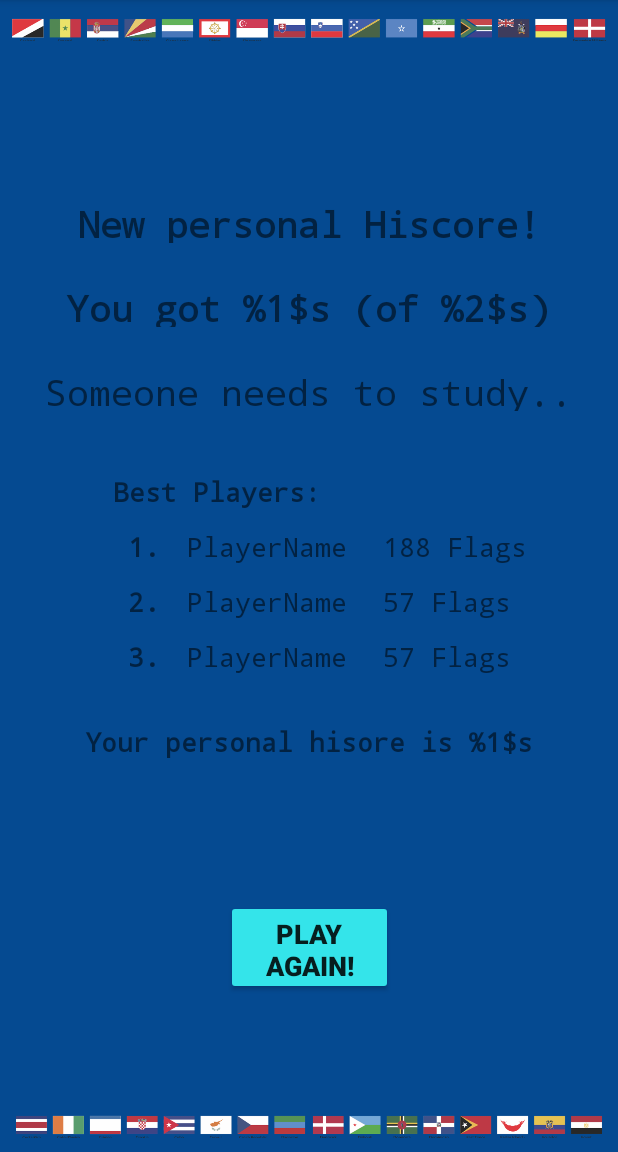
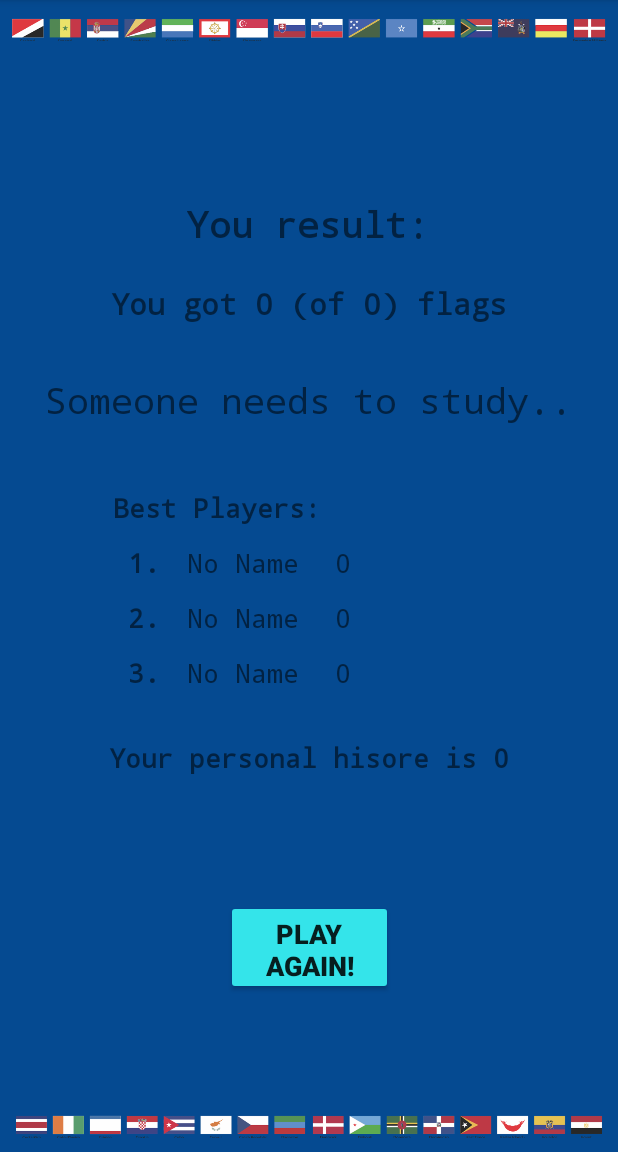
Before and after one commit to MarekRepinski/FlagQuiz, an Android app: the fragment FragmentEndGame placed in its activity, on a phone screen of 412 x 824 dp, the part 84-1236 px from its top. Run offline under Robolectric (Android 15) with nearby library versions, the phone set to English and light mode, and no system bars.

Commit message:
Design fixes on end game fragment and language strings

```diff
--- a/app/src/main/java/se/ctescape/flagquiz/FragmentEndGame.kt
+++ b/app/src/main/java/se/ctescape/flagquiz/FragmentEndGame.kt
@@ -1,18 +1,19 @@
 package se.ctescape.flagquiz
 
 import android.content.Context
+import android.content.SharedPreferences
 import android.os.Bundle
+import android.util.Log
 import androidx.fragment.app.Fragment
 import android.view.LayoutInflater
 import android.view.View
 import android.view.ViewGroup
 import android.widget.Button
+import android.widget.TextView
 import java.lang.ClassCastException
 
-// TODO: Rename parameter arguments, choose names that match
-// the fragment initialization parameters, e.g. ARG_ITEM_NUMBER
-private const val ARG_PARAM1 = "param1"
-private const val ARG_PARAM2 = "param2"
+private const val ARG_PARAM1 = "points"
+private const val ARG_PARAM2 = "noOfFlags"
 
 /**
  * A simple [Fragment] subclass.
@@ -20,11 +21,14 @@ private const val ARG_PARAM2 = "param2"
  * create an instance of this fragment.
  */
 class FragmentEndGame : Fragment() {
-    // TODO: Rename and change types of parameters
-    private var param1: String? = null
-    private var param2: String? = null
-    private lateinit var listener : onRestartGame
-    lateinit var backButton : Button
+    private var points: Int = 0
+    private var noOfFlags: Int = 0
+    private lateinit var listener: onRestartGame
+    private lateinit var backButton: Button
+    private val namesHi: Array<String> = arrayOf<String>("No Name", "No Name", "No Name")
+    private val pointsHi = arrayOf<Int>(0, 0, 0)
+    private var currentPlayer = ""
+    private lateinit var sharedPref: SharedPreferences
 
     override fun onAttach(context: Context) {
         super.onAttach(context)
@@ -37,9 +41,10 @@ class FragmentEndGame : Fragment() {
     override fun onCreate(savedInstanceState: Bundle?) {
         super.onCreate(savedInstanceState)
         arguments?.let {
-            param1 = it.getString(ARG_PARAM1)
-            param2 = it.getString(ARG_PARAM2)
+            points = it.getInt(ARG_PARAM1)
+            noOfFlags = it.getInt(ARG_PARAM2)
         }
+        sharedPref= activity!!.getSharedPreferences("fqprefs", Context.MODE_PRIVATE)
     }
 
     override fun onCreateView(
@@ -52,31 +57,125 @@ class FragmentEndGame : Fragment() {
         backButton.setOnClickListener {
             listener.onRestartGame()
         }
-
+        fillPage(v)
         return v
     }
 
     companion object {
-        /**
-         * Use this factory method to create a new instance of
-         * this fragment using the provided parameters.
-         *
-         * @param param1 Parameter 1.
-         * @param param2 Parameter 2.
-         * @return A new instance of fragment FragmentEndGame.
-         */
-        // TODO: Rename and change types and number of parameters
         @JvmStatic
-        fun newInstance(param1: String, param2: String) =
+        fun newInstance(param1: Int, param2: Int) =
             FragmentEndGame().apply {
                 arguments = Bundle().apply {
-                    putString(ARG_PARAM1, param1)
-                    putString(ARG_PARAM2, param2)
+                    putInt(ARG_PARAM1, param1)
+                    putInt(ARG_PARAM2, param2)
                 }
             }
     }
 
-    interface onRestartGame{
+    fun fillPage(v: View) {
+        var procentage = 0.0
+
+        getTop3()
+
+        var tv = v.findViewById<TextView>(R.id.tvResultTitle)
+        if (points > pointsHi[0]) {
+            tv.text = activity!!.getString(R.string.yourResulHiscore)
+            with(sharedPref.edit()) {
+                putInt(currentPlayer, points)
+                commit()
+            }
+            Log.d(
+                "AIK!!",
+                "currentPlayer: $currentPlayer - points: $points - sharedPref.getInt(currentPlayer, 0): ${
+                    sharedPref.getInt(
+                        currentPlayer,
+                        0
+                    )
+                }"
+            )
+        } else if (points > sharedPref!!.getInt(currentPlayer, 0)) {
+            tv.text = activity!!.getString(R.string.yourResultPerHiscore)
+            with(sharedPref.edit()) {
+                putInt(currentPlayer, points)
+                commit()
+            }
+        } else {
+            tv.text = activity!!.getString(R.string.yourResultNoHiscore)
+        }
+
+        getTop3()
+
+        tv = v.findViewById<TextView>(R.id.tvResult)
+        tv.text =
+            activity!!.getString(R.string.gotNoOfFlags, points.toString(), noOfFlags.toString())
+
+        tv = v.findViewById<TextView>(R.id.tvVerdict)
+        procentage = points.toDouble() / noOfFlags.toDouble()
+        if (procentage > 0.8)
+            tv.text = activity!!.getString(R.string.verdict1)
+        else if (procentage > 0.4)
+            tv.text = activity!!.getString(R.string.verdict2)
+        else
+            tv.text = activity!!.getString(R.string.verdict3)
+
+        tv = v.findViewById<TextView>(R.id.tvFirstPlaceName)
+        tv.text = namesHi[0]
+        tv = v.findViewById<TextView>(R.id.tvFirstPlacePoints)
+        tv.text = pointsHi[0].toString()
+        tv = v.findViewById<TextView>(R.id.tvSecondPlaceName)
+        tv.text = namesHi[1]
+        tv = v.findViewById<TextView>(R.id.tvSecondPlacePoints)
+        tv.text = pointsHi[1].toString()
+        tv = v.findViewById<TextView>(R.id.tvThirdPlaceName)
+        tv.text = namesHi[2]
+        tv = v.findViewById<TextView>(R.id.tvThirdPlacePoints)
+        tv.text = pointsHi[2].toString()
+
+        tv = v.findViewById<TextView>(R.id.tvPersonalBest)
+        tv.text = activity!!.getString(
+            R.string.personalHiText,
+            sharedPref.getInt(currentPlayer, 0).toString()
+        )
+    }
+
+    fun getTop3() {
+        //Restet arrays
+        for (i in 0..2) {
+            namesHi[i] = "No Name"
+            pointsHi[i] = 0
+        }
+
+        //Get top 3 players
+        sharedPref?.all?.forEach {
+            //access key using it.key & value using it.value
+            Log.d("AIK!! Pref values", "${it.key} : ${it.value}")
+            if (it.key == "qeQ0EqeLastqeQ0Eqe") {
+                currentPlayer = it.value.toString()
+            } else if (it.value as Int > pointsHi[0]) {
+                namesHi[2] = namesHi[1]
+                pointsHi[2] = pointsHi[1]
+                namesHi[1] = namesHi[0]
+                pointsHi[1] = pointsHi[0]
+                namesHi[0] = it.key
+                pointsHi[0] = it.value as Int
+            } else if (it.value as Int > pointsHi[1]) {
+                namesHi[2] = namesHi[1]
+                pointsHi[2] = pointsHi[1]
+                namesHi[1] = it.key
+                pointsHi[1] = it.value as Int
+            } else if (it.value as Int > pointsHi[2]) {
+                namesHi[2] = it.key
+                pointsHi[2] = it.value as Int
+            }
+        }
+
+        for (i in 0..2) {
+            Log.d("AIK!!", namesHi[i])
+            Log.d("AIK!!", pointsHi[i].toString())
+        }
+    }
+
+    interface onRestartGame {
         fun onRestartGame()
     }
 }
--- a/app/src/main/java/se/ctescape/flagquiz/FragmentMainGame.kt
+++ b/app/src/main/java/se/ctescape/flagquiz/FragmentMainGame.kt
@@ -104,7 +104,7 @@ class FragmentMainGame : Fragment() {
 
     fun endGame() {
         Log.d("AIK","Listener - $flagQuizGame.points")
-        listener.onEndOfGame(flagQuizGame.points)
+        listener.onEndOfGame(flagQuizGame.points, flagQuizGame.noOfFlags())
         Toast.makeText(activity, "Game ended", Toast.LENGTH_SHORT).show()
     }
 
@@ -154,6 +154,6 @@ class FragmentMainGame : Fragment() {
     }
 
     interface onEndOfGame{
-        fun onEndOfGame(points : Int)
+        fun onEndOfGame(points : Int, noOfFlags : Int)
     }
 }
--- a/app/src/main/res/layout/fragment_end_game.xml
+++ b/app/src/main/res/layout/fragment_end_game.xml
@@ -10,9 +10,7 @@
         android:id="@+id/tvPersonalBest"
         android:layout_width="wrap_content"
         android:layout_height="wrap_content"
-        android:layout_marginStart="32dp"
         android:layout_marginTop="24dp"
-        android:layout_marginEnd="32dp"
         android:fontFamily="monospace"
         android:padding="4dp"
         android:text="@string/personalHiText"
@@ -37,12 +35,12 @@
 
     <TextView
         android:id="@+id/tvThirdPlaceName"
-        android:layout_width="wrap_content"
+        android:layout_width="0dp"
         android:layout_height="wrap_content"
         android:layout_marginStart="10dp"
         android:fontFamily="monospace"
         android:padding="4dp"
-        android:text="PlayerName"
+        android:text="@string/empty"
         android:textSize="18sp"
         app:layout_constraintBaseline_toBaselineOf="@+id/tvThirdPlaceRank"
         app:layout_constraintStart_toEndOf="@+id/tvThirdPlaceRank" />
@@ -75,13 +73,13 @@
         app:layout_constraintTop_toBottomOf="@+id/tvSecondPlaceRank" />
 
     <TextView
-        android:id="@+id/tvSecondPlace"
-        android:layout_width="wrap_content"
+        android:id="@+id/tvSecondPlaceName"
+        android:layout_width="0dp"
         android:layout_height="wrap_content"
         android:layout_marginStart="10dp"
         android:fontFamily="monospace"
         android:padding="4dp"
-        android:text="PlayerName"
+        android:text="@string/empty"
         android:textSize="18sp"
         app:layout_constraintBaseline_toBaselineOf="@+id/tvSecondPlaceRank"
         app:layout_constraintStart_toEndOf="@+id/tvSecondPlaceRank" />
@@ -95,8 +93,8 @@
         android:padding="4dp"
         android:text="57 Flags"
         android:textSize="18sp"
-        app:layout_constraintBaseline_toBaselineOf="@+id/tvSecondPlace"
-        app:layout_constraintStart_toEndOf="@+id/tvSecondPlace" />
+        app:layout_constraintBaseline_toBaselineOf="@+id/tvSecondPlaceName"
+        app:layout_constraintStart_toEndOf="@+id/tvSecondPlaceName" />
 
     <TextView
         android:id="@+id/tvSecondPlaceRank"
@@ -125,12 +123,12 @@
         android:textSize="18sp"
         android:textStyle="bold"
         app:layout_constraintStart_toStartOf="parent"
-        app:layout_constraintTop_toBottomOf="@+id/tvResult3" />
+        app:layout_constraintTop_toBottomOf="@+id/tvVerdict" />
 
     <TextView
-        android:id="@+id/tvResult3"
+        android:id="@+id/tvVerdict"
         android:layout_width="wrap_content"
-        android:layout_height="40dp"
+        android:layout_height="45dp"
         android:layout_marginTop="16dp"
         android:fontFamily="monospace"
         android:padding="5dp"
@@ -159,16 +157,15 @@
 
     <TextView
         android:id="@+id/tvResult"
-        android:layout_width="wrap_content"
-        android:layout_height="40dp"
+        android:layout_width="370dp"
+        android:layout_height="45dp"
         android:layout_marginTop="16dp"
         android:fontFamily="monospace"
         android:padding="5dp"
         android:text="@string/gotNoOfFlags"
         android:textAlignment="center"
-        android:textSize="24sp"
+        android:textSize="20sp"
         android:textStyle="bold"
-        app:layout_constraintHorizontal_bias="1.0"
         app:layout_constraintLeft_toLeftOf="parent"
         app:layout_constraintRight_toRightOf="parent"
         app:layout_constraintTop_toBottomOf="@+id/tvResultTitle" />
@@ -190,12 +187,12 @@
 
     <TextView
         android:id="@+id/tvFirstPlaceName"
-        android:layout_width="wrap_content"
+        android:layout_width="0dp"
         android:layout_height="wrap_content"
         android:layout_marginStart="10dp"
         android:fontFamily="monospace"
         android:padding="4dp"
-        android:text="PlayerName"
+        android:text="@string/empty"
         android:textSize="18sp"
         app:layout_constraintBaseline_toBaselineOf="@+id/tvFirstPlaceRank"
         app:layout_constraintStart_toEndOf="@+id/tvFirstPlaceRank" />
--- a/app/src/main/res/values/strings.xml
+++ b/app/src/main/res/values/strings.xml
@@ -35,9 +35,10 @@
     <string name="verdict2">Keep working!</string>
     <string name="verdict3">Someone needs to study..</string>
     <string name="bestPlayers">Best Players:</string>
-    <string name="empty"></string>
+    <string name="empty">" "</string>
     <string name="firstPlace">1.</string>
     <string name="secondPlace">2.</string>
     <string name="thirdPlace">3.</string>
     <string name="personalHiText">Your personal hisore is %1$s</string>
+    <string name="preference_file_key" translatable="false">flagQuiz_prefs</string>
 </resources>
```
Also changed, not shown: app/src/main/java/se/ctescape/flagquiz/GameActivity.kt (+4 -4 lines), app/src/main/java/se/ctescape/flagquiz/MainActivity.kt (+9 -8 lines), 2 other files.
